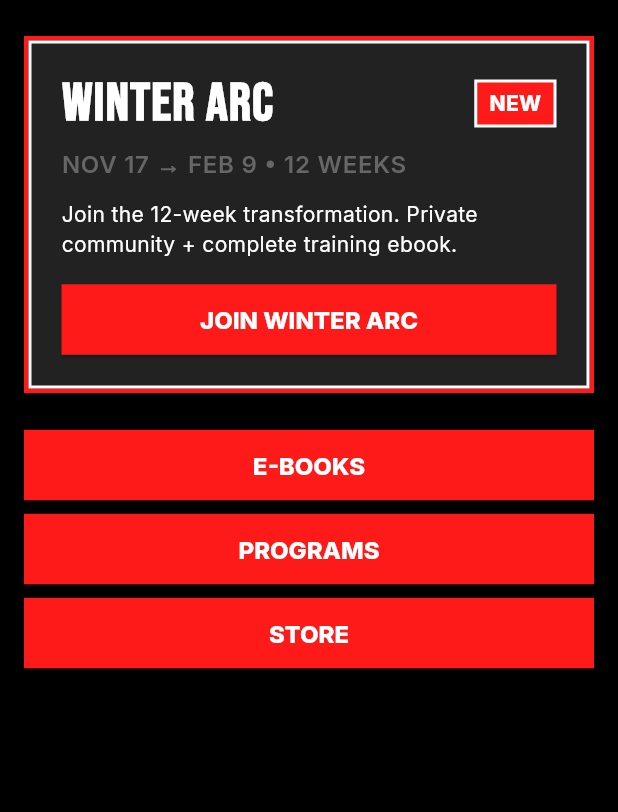
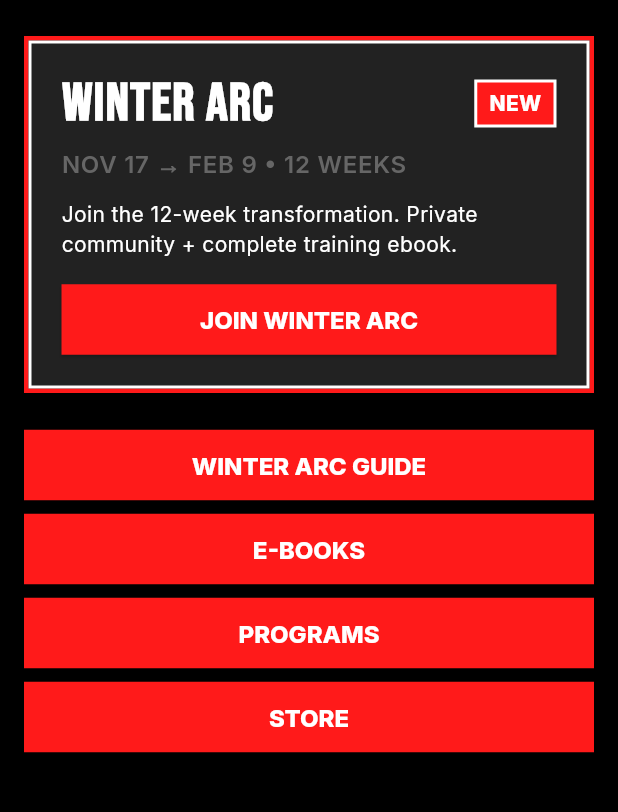
Before and after one commit to renatodap/alphagrit-frontend-v3, a Flutter app: the screen it shows after launch, on a phone screen of 412 x 824 dp, the part 297-1109 px from its top. Run offline on Flutter 3.47's test engine with Material 3 defaults, Android fonts, the phone set to English and light mode, and no system bars; our stand-ins replace dio, flutter_markdown, flutter_riverpod, go_router, google_fonts, image_picker and 3 more; accounts and stored records are empty; generated files the repository leaves out were written again.

Commit message:
Add Winter Arc Guide button to home screen for easy testing
Added direct navigation button to /winter-arc-guide route on home screen to help debug routing issues.

🤖 Generated with [Claude Code](https://claude.com/claude-code)

Co-Authored-By: Claude <noreply@anthropic.com>

```diff
--- a/lib/features/home/home_screen.dart
+++ b/lib/features/home/home_screen.dart
@@ -83,6 +83,8 @@ class HomeScreen extends StatelessWidget {
               const SizedBox(height: 24),
 
               // Regular Navigation
+              GritButton(label: 'WINTER ARC GUIDE', onPressed: () => context.push('/winter-arc-guide')),
+              const SizedBox(height: 8),
               GritButton(label: t.ebooks, onPressed: () => context.push('/ebooks')),
               const SizedBox(height: 8),
               GritButton(label: t.programs, onPressed: () => context.push('/programs')),
```
